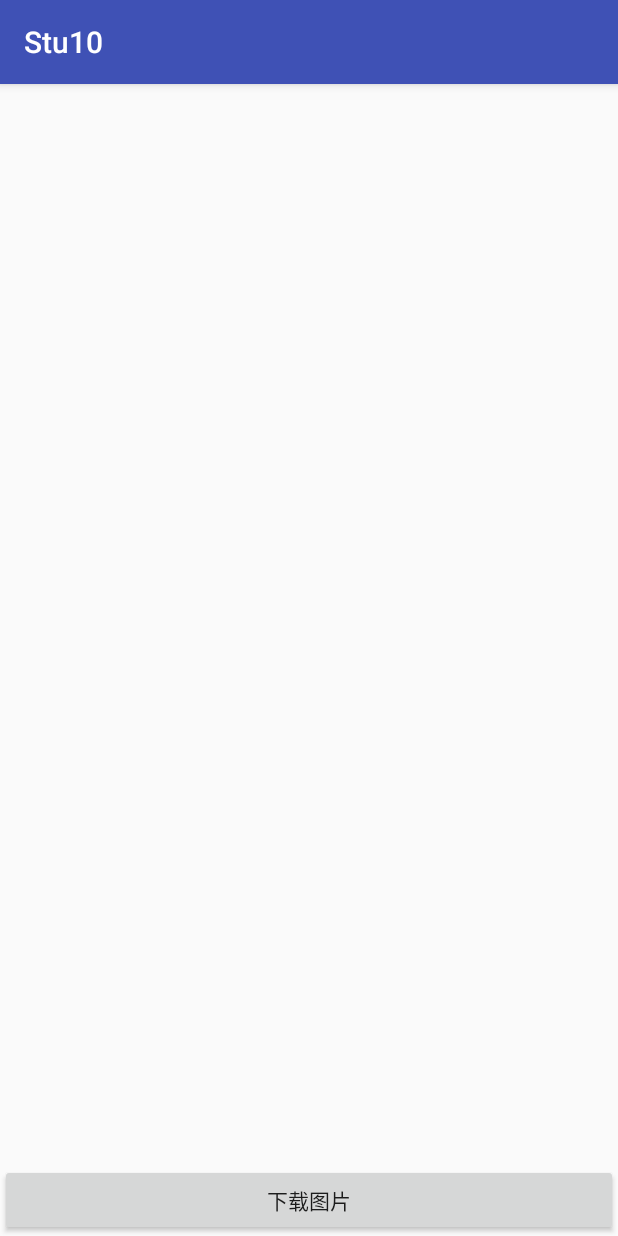
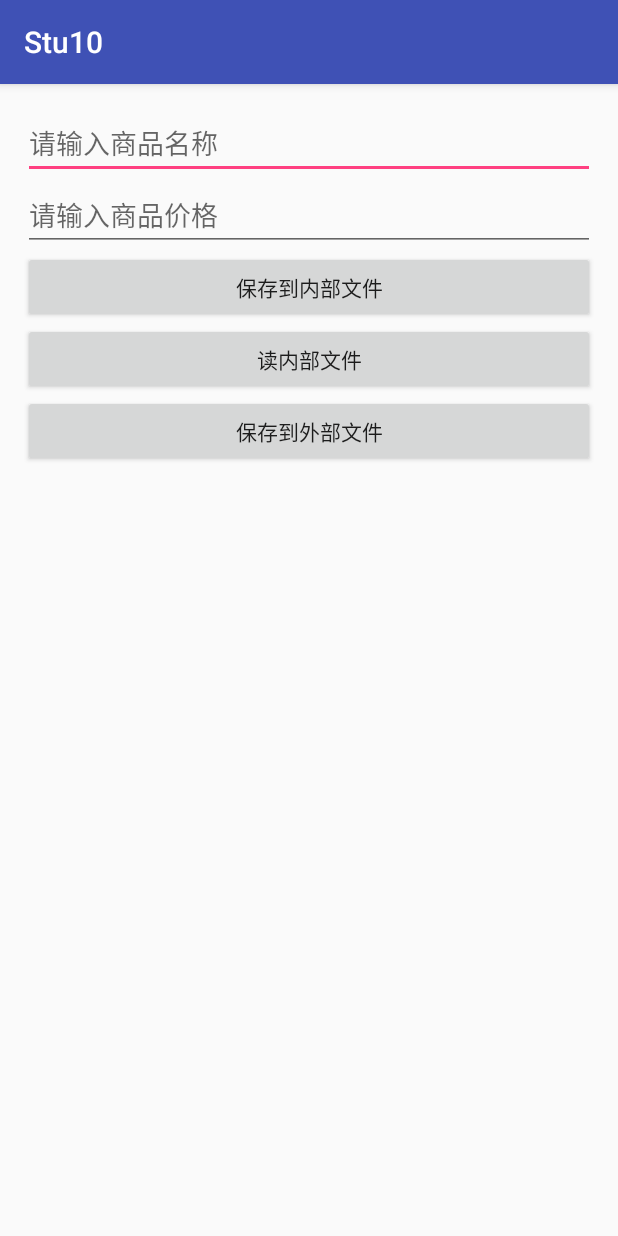
Before and after one commit to DepsK/XKS1, an Android app: the SecondActivity screen opened directly, with no data from a screen before it, on a phone screen of 412 x 824 dp. Run offline under Robolectric (Android 15) with nearby library versions, the phone set to English and light mode, and no system bars.

Commit message:
stu complete

```diff
--- a/stu10/src/main/AndroidManifest.xml
+++ b/stu10/src/main/AndroidManifest.xml
@@ -2,6 +2,9 @@
 <manifest xmlns:android="http://schemas.android.com/apk/res/android"
     package="com.dream.xukuan.stu10">
 
+    <uses-permission android:name="android.permission.WRITE_EXTERNAL_STORAGE" />
+    <uses-permission android:name="android.permission.READ_EXTERNAL_STORAGE" />
+    <uses-permission android:name="android.permission.INTERNET"/>
     <application
         android:allowBackup="true"
         android:icon="@mipmap/ic_launcher"
@@ -19,7 +22,8 @@
         <activity android:name=".SecondActivity" />
         <activity android:name=".ThirdActivity" />
         <activity android:name=".FourthActivity" />
-        <activity android:name=".UserActivity"></activity>
+        <activity android:name=".UserActivity" />
+        <activity android:name=".HWActivity"></activity>
     </application>
 
 </manifest>
--- a/stu10/src/main/java/com/dream/xukuan/stu10/FirstActivity.java
+++ b/stu10/src/main/java/com/dream/xukuan/stu10/FirstActivity.java
@@ -66,7 +66,7 @@ public class FirstActivity extends AppCompatActivity {
     public void login(View view) {
         String name = nameEdit.getText().toString();
         String password = passwordEdit.getText().toString();
-        if (TextUtils.isEmpty(name) && TextUtils.isEmpty(password)) {
+        if (TextUtils.isEmpty(name) ||TextUtils.isEmpty(password)) {
             Toast.makeText(FirstActivity.this, "输入帐号或密码不能为空", Toast.LENGTH_LONG).show();
         } else {
             SharedPreferences sp = getSharedPreferences("my_user", MODE_PRIVATE);
--- a/stu10/src/main/res/layout/activity_second.xml
+++ b/stu10/src/main/res/layout/activity_second.xml
@@ -5,18 +5,39 @@
     android:layout_width="match_parent"
     android:layout_height="match_parent"
     android:orientation="vertical"
+    android:padding="15dp"
     tools:context="com.dream.xukuan.stu10.SecondActivity">
 
-    <ImageView
-        android:id="@+id/image"
-        android:layout_width="match_parent"
-        android:layout_height="0dp"
-        android:layout_weight="1"
-        />
-    <Button
-        android:onClick="load"
+    <EditText
         android:layout_width="match_parent"
         android:layout_height="wrap_content"
-        android:text="下载图片"/>
+        android:hint="请输入商品名称"
+        android:id="@+id/name_ed"/>
+    <EditText
+        android:layout_width="match_parent"
+        android:layout_height="wrap_content"
+        android:hint="请输入商品价格"
+        android:id="@+id/price_ed"/>
+    <Button
+        android:id="@+id/internal_btn"
+        android:onClick="click"
+        android:layout_width="match_parent"
+        android:layout_height="wrap_content"
+        android:text="保存到内部文件" />
+
+    <Button
+        android:id="@+id/internal_read_btn"
+        android:onClick="clickRead"
+        android:layout_width="match_parent"
+        android:layout_height="wrap_content"
+        android:text="读内部文件" />
+
+
+    <Button
+        android:id="@+id/external_btn"
+        android:onClick="click"
+        android:layout_width="match_parent"
+        android:layout_height="wrap_content"
+        android:text="保存到外部文件" />
 
 </LinearLayout>
```
Also changed, not shown: stu10/src/main/java/com/dream/xukuan/stu10/FourthActivity.java (deleted, +0 -13 lines), stu10/src/main/java/com/dream/xukuan/stu10/HWActivity.java (added, +24 -0 lines), stu10/src/main/java/com/dream/xukuan/stu10/MainActivity.java (+2 -7 lines), stu10/src/main/java/com/dream/xukuan/stu10/MyImageLoader.java (added, +85 -0 lines), stu10/src/main/java/com/dream/xukuan/stu10/SdUtil.java (added, +62 -0 lines), stu10/src/main/java/com/dream/xukuan/stu10/SecondActivity.java (+117 -3 lines), stu10/src/main/java/com/dream/xukuan/stu10/ThirdActivity.java (deleted, +0 -13 lines), stu10/src/main/res/layout/activity_fourth.xml (deleted, +0 -13 lines), stu10/src/main/res/layout/activity_hw.xml (added, +22 -0 lines), stu10/src/main/res/layout/activity_main.xml (+2 -8 lines), stu10/src/main/res/layout/activity_third.xml (deleted, +0 -13 lines).
